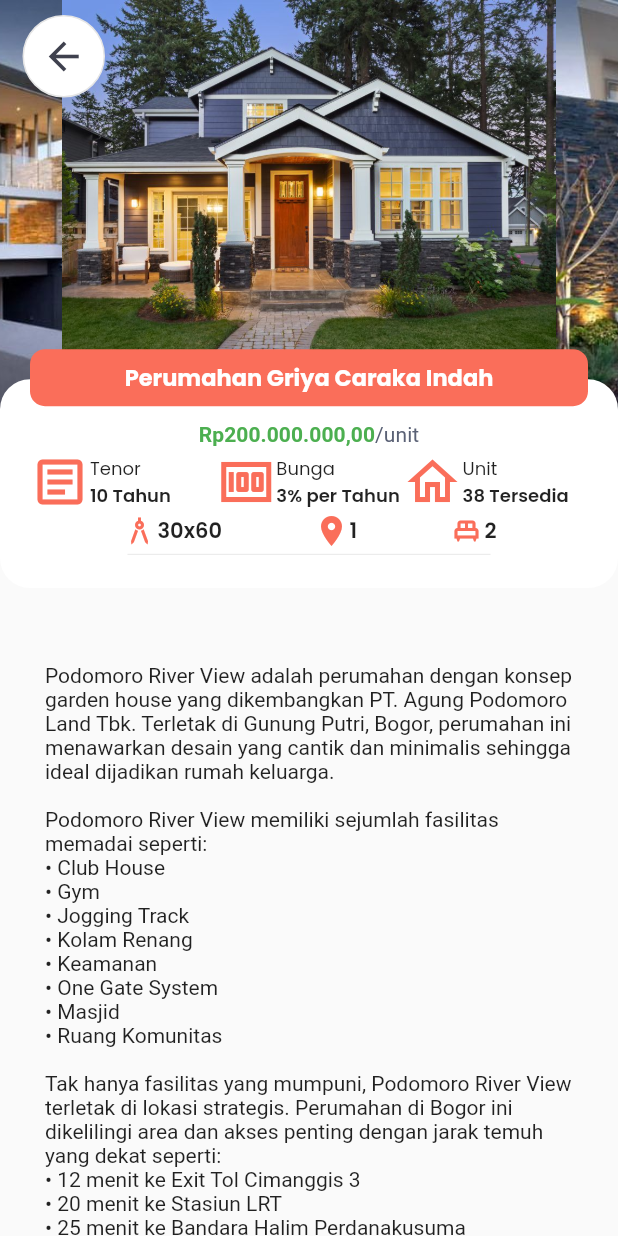
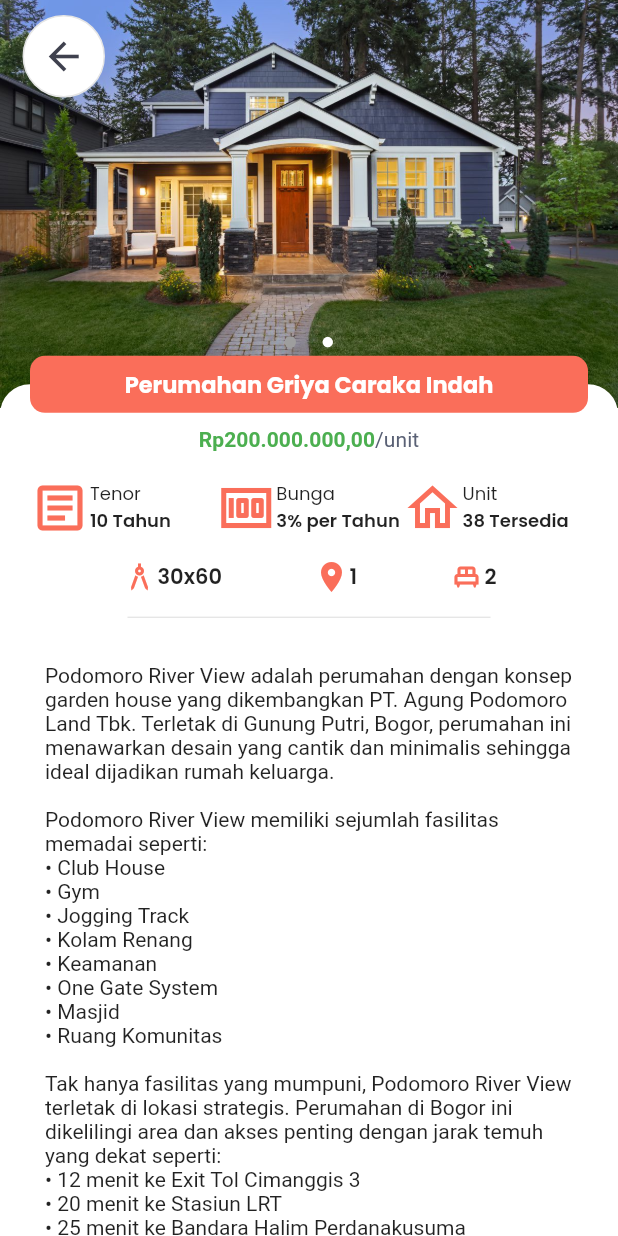
Before and after one commit to Holoo-id/PAKASEP.Bataru, a Flutter app: the UnitDetail screen opened directly, on a phone screen of 412 x 824 dp. Run offline on Flutter 3.47's test engine with Material 2 defaults, Android fonts, the phone set to English and light mode, and no system bars; drawn by our look-alikes of auto_size_text, carousel_pro, carousel_slider; our stand-ins replace geolocator, google_fonts, image_picker; missing offline and left inert: firebase_ml_vision; accounts and stored records are empty.

Commit message:
20210203 - 1237 - dah onclick

```diff
--- a/lib/screen/contents/unit_detail.dart
+++ b/lib/screen/contents/unit_detail.dart
@@ -1,7 +1,6 @@
 import 'package:auto_size_text/auto_size_text.dart';
-import 'package:carousel_slider/carousel_slider.dart';
+import 'package:carousel_pro/carousel_pro.dart';
 import 'package:flutter/material.dart';
-import 'package:pakasep/screen/components/back_only_appbar.dart';
 
 import '../../utility/style.dart';
 
@@ -13,10 +12,15 @@ class UnitDetail extends StatefulWidget {
 
 class _UnitDetailState extends State<UnitDetail> {
   // CarouselController buttonCarouselController = CarouselController();
+  List<AssetImage> image = [
+    AssetImage('images/r1.jpg'),
+    AssetImage('images/r2.jpg'),
+  ];
   @override
   Widget build(BuildContext context) {
     Size size = MediaQuery.of(context).size;
     return Scaffold(
+      backgroundColor: Colors.white,
       body: NestedScrollView(
         headerSliverBuilder: (BuildContext context, bool innerBoxIsScrolled) {
           return <Widget>[
@@ -52,38 +56,48 @@ class _UnitDetailState extends State<UnitDetail> {
               centerTitle: true,
               flexibleSpace: Stack(
                 children: [
-                  CarouselSlider(
-                    options: CarouselOptions(
-                      autoPlay: false,
-                      height: size.height * 0.35,
-                      initialPage: 0,
-                      scrollDirection: Axis.horizontal,
-                      disableCenter: true,
-                      // aspectRatio: 2.0,
-                      // enlargeCenterPage: false,
-                      // pageSnapping: false,
+                  Container(
+                    height: size.height * 0.33,
+                    child: Carousel(
+                      autoplay: false,
+                      boxFit: BoxFit.cover,
+                      dotBgColor: Colors.transparent,
+                      dotColor: Colors.white,
+                      dotIncreasedColor: Colors.grey,
+                      dotSize: 7,
+                      dotIncreaseSize: 1.1,
+                      showIndicator: true,
+                      // dotHorizontalPadding: 10,
+                      dotVerticalPadding: 20,
+                      // images: [
+                      //   AssetImage('images/r1.jpg'),
+                      //   AssetImage('images/r2.jpg'),
+                      // ],
+                      images: image,
+                      onImageTap: (index) {
+                        // return Drawer(
+                        //   child: Image(
+                        //     image: AssetImage('images/r1.jpg'),
+                        //     fit: BoxFit.fitWidth,
+                        //   ),
+                        // );
+                        var image_id = index + 1;
+                        return showDialog(
+                          context: context,
+                          builder: (context) {
+                            return Image(
+                              image: image[index],
+                              fit: BoxFit.fitWidth,
+                            );
+                          },
+                        );
+                      },
                     ),
-                    items: [1, 2].map((i) {
-                      return Builder(
-                        builder: (BuildContext context) {
-                          return Container(
-                            // width: size.width,
-                            child: Image(
-                              image: AssetImage('images/r$i.jpg'),
-                              fit: BoxFit.cover,
-                              // height: size.height * 0.35,
-                              width: size.width,
-                            ),
-                          );
-                        },
-                      );
-                    }).toList(),
                   ),
                   Container(
-                    margin:
-                        EdgeInsets.fromLTRB(0, size.height * 0.325 - 15, 0, 20),
-                    padding: EdgeInsets.all(20),
-                    height: size.height > 800 ? size.height * 0.225 : 150,
+                    margin: EdgeInsets.fromLTRB(0, size.height * 0.3 + 9, 0, 0),
+                    padding: EdgeInsets.fromLTRB(20, 20, 20, 0),
+                    height: size.height > 800 ? size.height * 0.25 : 150,
                     child: Column(
                       mainAxisAlignment: MainAxisAlignment.spaceBetween,
                       children: [
@@ -258,8 +272,8 @@ class _UnitDetailState extends State<UnitDetail> {
                         Padding(
                           padding: EdgeInsets.symmetric(horizontal: 65),
                           child: Divider(
-                            thickness: 0.5,
-                            height: 5,
+                            thickness: 0.75,
+                            height: 1,
                           ),
                         ),
                       ],
@@ -270,8 +284,8 @@ class _UnitDetailState extends State<UnitDetail> {
                     ),
                   ),
                   Container(
-                    margin: EdgeInsets.fromLTRB(
-                        20, size.height * 0.325 - 35, 20, 0),
+                    margin:
+                        EdgeInsets.fromLTRB(20, size.height * 0.3 - 10, 20, 0),
                     padding: EdgeInsets.symmetric(vertical: 7.5),
                     width: size.width,
                     decoration: BoxDecoration(
--- a/pubspec.yaml
+++ b/pubspec.yaml
@@ -22,7 +22,7 @@ environment:
 
 dependencies:
   auto_size_text: ^2.1.0
-  carousel_slider: ^3.0.0
+  carousel_pro: ^1.0.0
   firebase_core: ^0.7.0
   firebase_ml_vision: ^0.10.0
   geolocator: ^4.0.3
```
Also changed, not shown: pubspec.lock.
